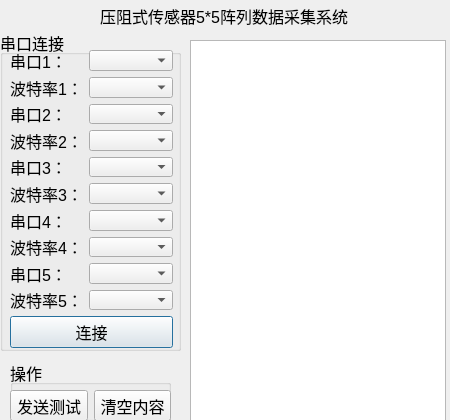
Old version of the form UI_2.ui in the repository WoodenSword10/btSendUI.
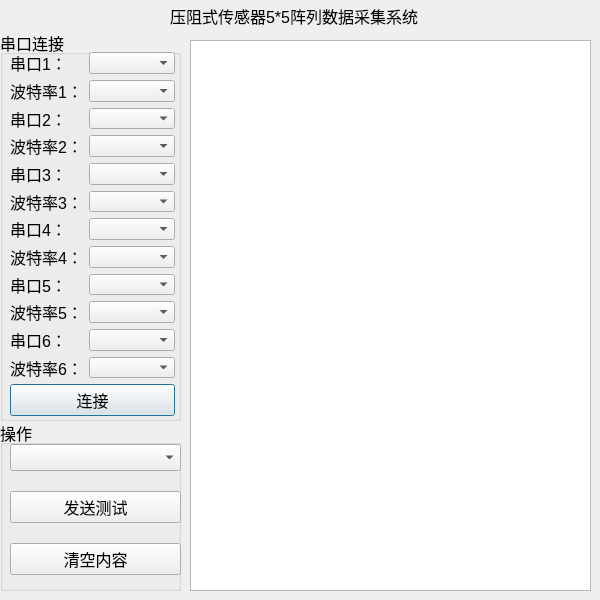
New version of the form.

Commit message: 完成，功能仅为连接串口并拼接数据发回给串口再由蓝牙发送到手机上

```diff
--- a/UI_2.ui
+++ b/UI_2.ui
@@ -6,8 +6,8 @@
    <rect>
     <x>0</x>
     <y>0</y>
-    <width>450</width>
-    <height>420</height>
+    <width>600</width>
+    <height>600</height>
    </rect>
   </property>
   <property name="minimumSize">
@@ -18,8 +18,8 @@
   </property>
   <property name="maximumSize">
    <size>
-    <width>450</width>
-    <height>420</height>
+    <width>600</width>
+    <height>600</height>
    </size>
   </property>
   <property name="font">
@@ -36,23 +36,23 @@
      <x>0</x>
      <y>30</y>
      <width>181</width>
-     <height>321</height>
+     <height>391</height>
     </rect>
    </property>
    <property name="title">
     <string>串口连接</string>
    </property>
-   <widget class="QWidget" name="layoutWidget">
+   <widget class="QWidget" name="">
     <property name="geometry">
      <rect>
       <x>10</x>
-      <y>20</y>
-      <width>163</width>
-      <height>298</height>
+      <y>22</y>
+      <width>165</width>
+      <height>364</height>
      </rect>
     </property>
-    <layout class="QVBoxLayout" name="verticalLayout">
-     <item>
+    <layout class="QGridLayout" name="gridLayout_2">
+     <item row="0" column="0">
       <layout class="QGridLayout" name="gridLayout">
        <item row="0" column="0">
         <widget class="QLabel" name="label">
@@ -179,9 +179,34 @@
        <item row="9" column="1">
         <widget class="QComboBox" name="comboBox_10"/>
        </item>
+       <item row="10" column="0">
+        <widget class="QLabel" name="label_12">
+         <property name="font">
+          <font>
+           <pointsize>12</pointsize>
+          </font>
+         </property>
+         <property name="text">
+          <string>串口6：</string>
+         </property>
+        </widget>
+       </item>
+       <item row="10" column="1">
+        <widget class="QComboBox" name="comboBox_11"/>
+       </item>
+       <item row="11" column="0">
+        <widget class="QLabel" name="label_13">
+         <property name="text">
+          <string>波特率6：</string>
+         </property>
+        </widget>
+       </item>
+       <item row="11" column="1">
+        <widget class="QComboBox" name="comboBox_12"/>
+       </item>
       </layout>
      </item>
-     <item>
+     <item row="1" column="0">
       <widget class="QPushButton" name="pushButton">
        <property name="text">
         <string>连接</string>
@@ -196,8 +221,8 @@
     <rect>
      <x>190</x>
      <y>40</y>
-     <width>256</width>
-     <height>381</height>
+     <width>401</width>
+     <height>551</height>
     </rect>
    </property>
    <property name="minimumSize">
@@ -208,15 +233,15 @@
    </property>
    <property name="maximumSize">
     <size>
-     <width>256</width>
-     <height>381</height>
+     <width>600</width>
+     <height>600</height>
     </size>
    </property>
   </widget>
   <widget class="QLabel" name="label_11">
    <property name="geometry">
     <rect>
-     <x>100</x>
+     <x>170</x>
      <y>0</y>
      <width>251</width>
      <height>31</height>
@@ -229,10 +254,10 @@
   <widget class="QGroupBox" name="groupBox_2">
    <property name="geometry">
     <rect>
-     <x>10</x>
-     <y>360</y>
-     <width>161</width>
-     <height>61</height>
+     <x>0</x>
+     <y>420</y>
+     <width>181</width>
+     <height>171</height>
     </rect>
    </property>
    <property name="title">
@@ -241,13 +266,16 @@
    <widget class="QWidget" name="">
     <property name="geometry">
      <rect>
-      <x>0</x>
-      <y>30</y>
-      <width>161</width>
-      <height>31</height>
+      <x>10</x>
+      <y>10</y>
+      <width>171</width>
+      <height>161</height>
      </rect>
     </property>
-    <layout class="QHBoxLayout" name="horizontalLayout">
+    <layout class="QVBoxLayout" name="verticalLayout">
+     <item>
+      <widget class="QComboBox" name="comboBox_13"/>
+     </item>
      <item>
       <widget class="QPushButton" name="pushButton_2">
        <property name="text">
```
The commit also changes 598 other files.
